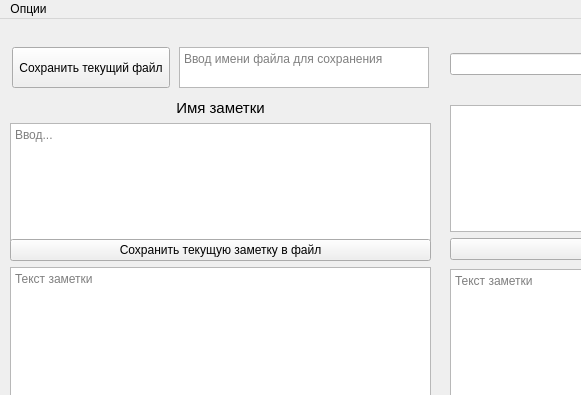
Qt form Project/mainwindow.ui (Aeterno-Mens/project) before a commit; both pictures show x 0 to 581 and y 0 to 395 of the 887 by 678 pixel window.
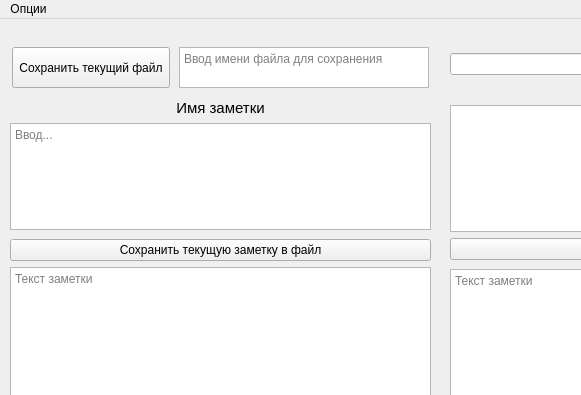
The same form after that commit.

The edit to the form file:
```diff
--- a/Project/mainwindow.ui
+++ b/Project/mainwindow.ui
@@ -75,7 +75,7 @@
       <x>10</x>
       <y>80</y>
       <width>421</width>
-      <height>151</height>
+      <height>131</height>
      </rect>
     </property>
     <layout class="QVBoxLayout" name="verticalLayout_2">
```
